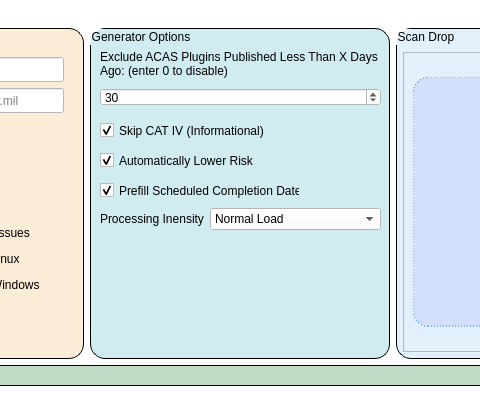
CyberSecDef/scans2reports, file ui_scans_to_reports.ui: the form before one commit; both pictures show x 275 to 755 and y 0 to 394 of the 1400 by 864 pixel window.
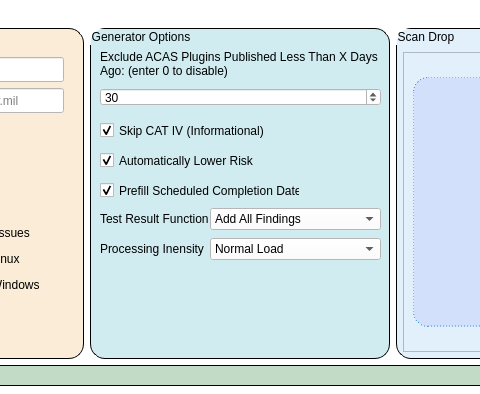
The form after the commit.

```diff
--- a/ui_scans_to_reports.ui
+++ b/ui_scans_to_reports.ui
@@ -1287,7 +1287,7 @@
          <property name="geometry">
           <rect>
            <x>120</x>
-           <y>180</y>
+           <y>210</y>
            <width>171</width>
            <height>22</height>
           </rect>
@@ -1315,7 +1315,7 @@
          <property name="geometry">
           <rect>
            <x>10</x>
-           <y>180</y>
+           <y>210</y>
            <width>121</width>
            <height>21</height>
           </rect>
@@ -1486,6 +1486,60 @@
           <number>30</number>
          </property>
         </widget>
+        <widget class="QLabel" name="lblTestResultsProcessing">
+         <property name="geometry">
+          <rect>
+           <x>10</x>
+           <y>180</y>
+           <width>121</width>
+           <height>21</height>
+          </rect>
+         </property>
+         <property name="toolTip">
+          <string>Add All Findings 
+Process as Norma and add all findings to the POAM/RARl
+
+Marked as Closed
+If the CCI is linked to a control that is inherited or not in the package, mark as  completed
+
+Convert to CM-6.5
+If the CCI is linked to a control that is inherited or not in the package, change control to CM-6</string>
+         </property>
+         <property name="styleSheet">
+          <string notr="true">background: none;</string>
+         </property>
+         <property name="text">
+          <string>Test Result Function</string>
+         </property>
+        </widget>
+        <widget class="QComboBox" name="cboTestResultFunc">
+         <property name="geometry">
+          <rect>
+           <x>120</x>
+           <y>180</y>
+           <width>171</width>
+           <height>22</height>
+          </rect>
+         </property>
+         <property name="styleSheet">
+          <string notr="true"/>
+         </property>
+         <item>
+          <property name="text">
+           <string>Add All Findings</string>
+          </property>
+         </item>
+         <item>
+          <property name="text">
+           <string>Mark as Closed</string>
+          </property>
+         </item>
+         <item>
+          <property name="text">
+           <string>Convert to CM-6.5</string>
+          </property>
+         </item>
+        </widget>
        </widget>
       </item>
      </layout>
```
Left out of the diff: 8 changed lines with no effect on the pictures.
